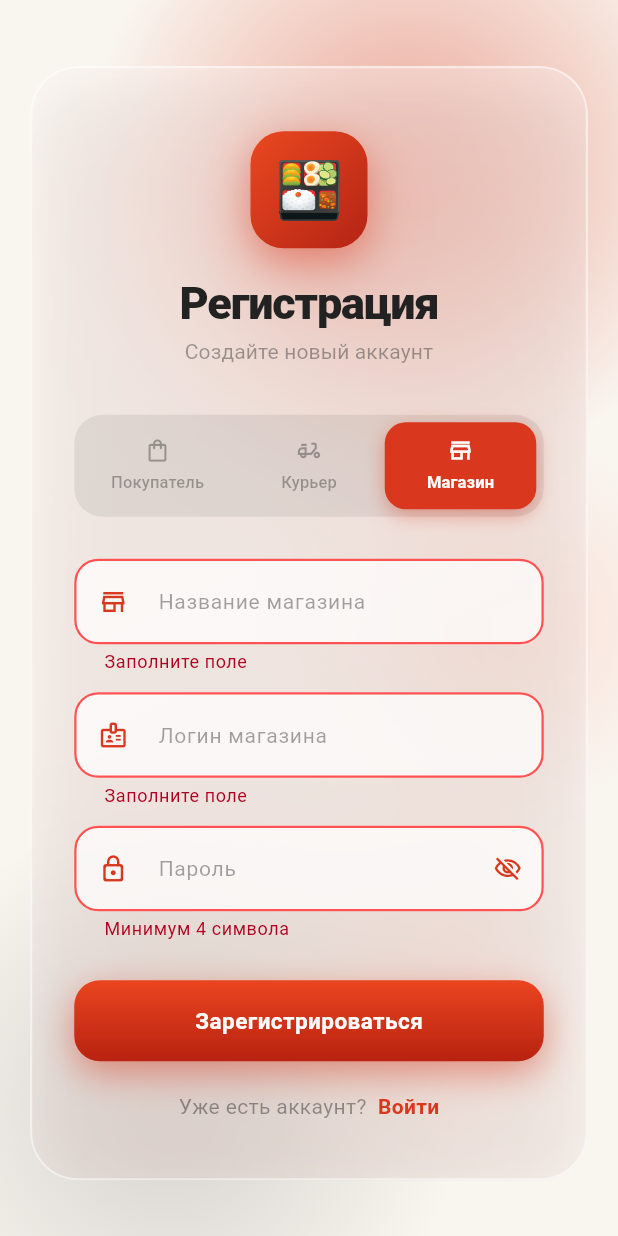
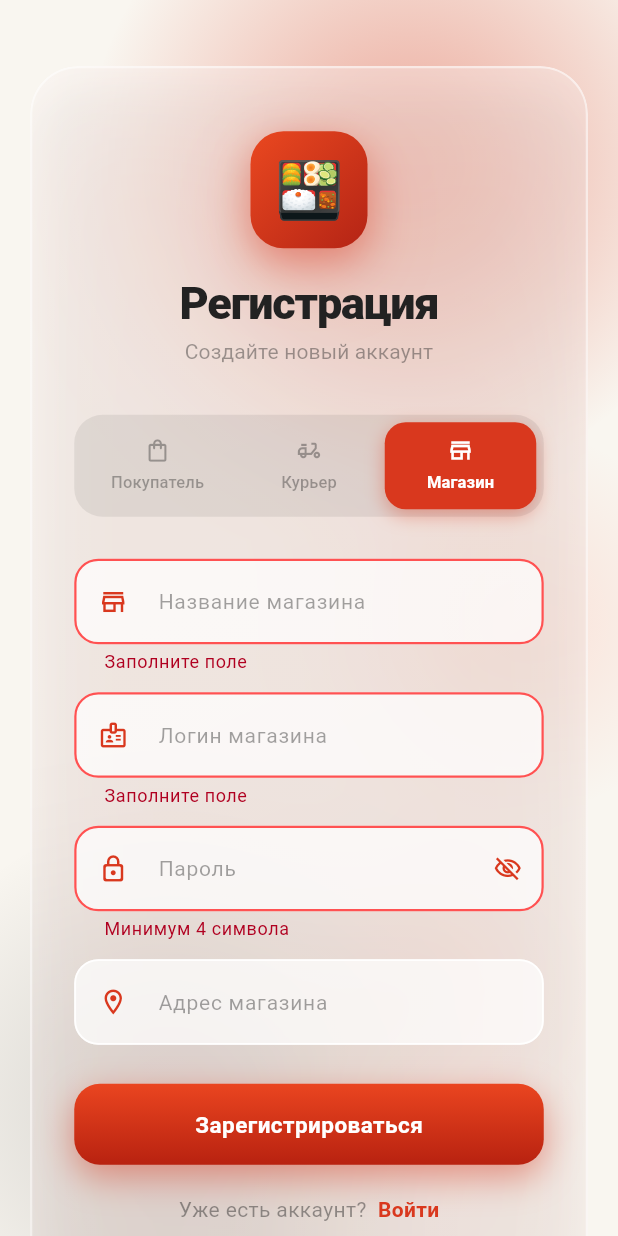
Before and after one commit to FoRogue/sushi-app, a Flutter app: the RegisterScreen screen opened by its route, after a tap on "Зарегистрироваться", after a tap on "Курьер", after a tap on "Магазин", on a phone screen of 412 x 824 dp. Run offline on Flutter 3.47's test engine with Material 3 defaults, Android fonts, the phone set to English and light mode, and no system bars; our stand-ins replace dio, flutter_riverpod, go_router, shared_preferences; accounts and stored records are empty.

Commit message:
feat(flutter): add address field to shop registration

```diff
--- a/flutter_app/lib/features/auth/presentation/register_screen.dart
+++ b/flutter_app/lib/features/auth/presentation/register_screen.dart
@@ -25,6 +25,7 @@ class _RegisterScreenState extends State<RegisterScreen>
   final _nameCtrl = TextEditingController();
   final _primaryCtrl = TextEditingController();
   final _passwordCtrl = TextEditingController();
+  final _addressCtrl = TextEditingController();
 
   bool _obscure = true;
   bool _loading = false;
@@ -66,6 +67,7 @@ class _RegisterScreenState extends State<RegisterScreen>
     _nameCtrl.dispose();
     _primaryCtrl.dispose();
     _passwordCtrl.dispose();
+    _addressCtrl.dispose();
     super.dispose();
   }
 
@@ -112,6 +114,7 @@ class _RegisterScreenState extends State<RegisterScreen>
         _nameCtrl.clear();
         _primaryCtrl.clear();
         _passwordCtrl.clear();
+        _addressCtrl.clear();
         _error = null;
       });
       _formAnim.forward();
@@ -141,6 +144,7 @@ class _RegisterScreenState extends State<RegisterScreen>
             name: _nameCtrl.text.trim(),
             login: _primaryCtrl.text.trim(),
             password: _passwordCtrl.text,
+            address: _addressCtrl.text.trim(),
           );
       }
       if (!mounted) return;
@@ -428,6 +432,17 @@ class _RegisterScreenState extends State<RegisterScreen>
                 validator: (v) =>
                     v == null || v.length < 4 ? 'Минимум 4 символа' : null,
               ),
+              if (_roleIndex == 2) ...[
+                const SizedBox(height: 12),
+                _buildInput(
+                  ctrl: _addressCtrl,
+                  label: 'Адрес магазина',
+                  hint: 'ул. Суши, д. 1',
+                  icon: Icons.location_on_outlined,
+                  validator: (v) =>
+                      v == null || v.trim().isEmpty ? 'Заполните поле' : null,
+                ),
+              ],
             ],
           ),
         ),
```
